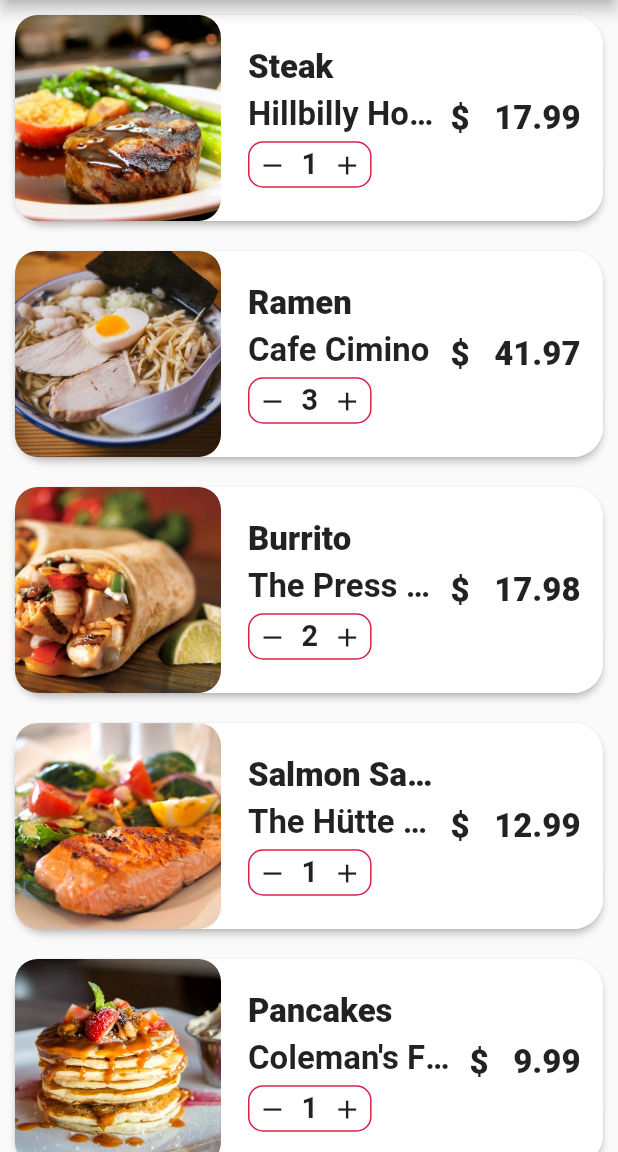
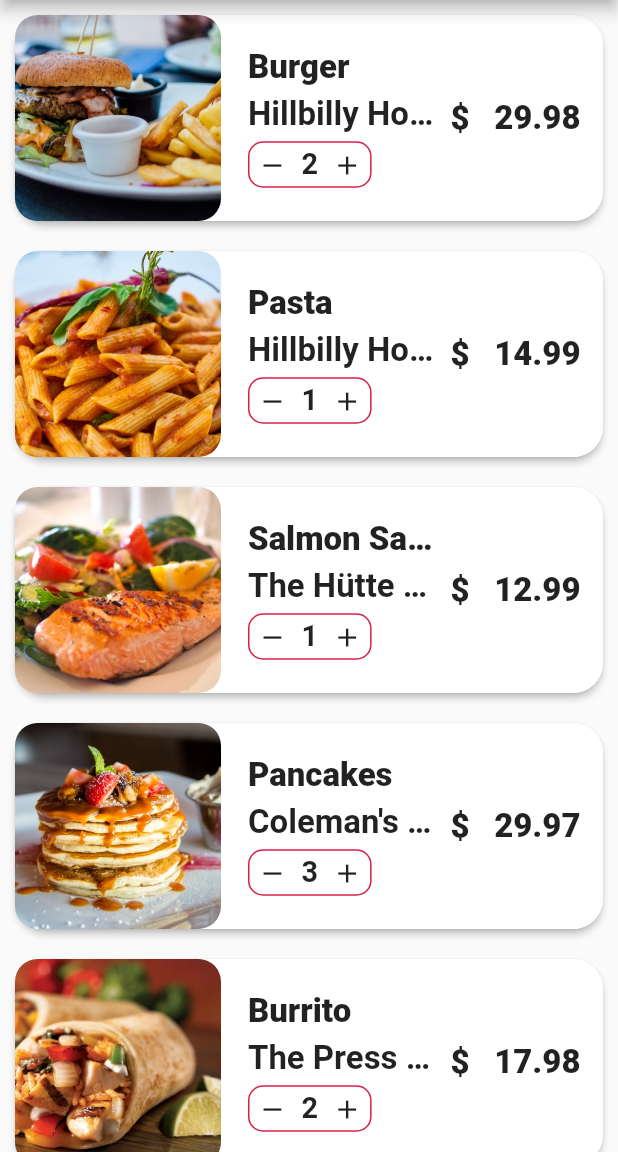
Before and after one commit to Adzumr/Food-Delivery-App-Flutter, a Flutter app: the CartScreen screen opened directly, on a phone screen of 412 x 824 dp, the part 84-1236 px from its top. Run offline on Flutter 3.47's test engine with Material 2 defaults, Android fonts, the phone set to English and light mode, and no system bars; our stand-ins replace sizer.

```diff
--- a/lib/data/data.dart
+++ b/lib/data/data.dart
@@ -78,7 +78,7 @@ final currentUser = User(
       date: 'Mar 10, 2022',
       food: _steak,
       restaurant: _restaurant2,
-      quantity: 1,
+      quantity: 3,
     ),
     Order(
       date: 'Mar 8, 2022',
@@ -96,7 +96,7 @@ final currentUser = User(
       date: 'Feb 2, 2021',
       food: _salmon,
       restaurant: _restaurant3,
-      quantity: 1,
+      quantity: 5,
     ),
     Order(
       date: 'Feb 1, 2022',
--- a/lib/screens/cartScreen.dart
+++ b/lib/screens/cartScreen.dart
@@ -24,8 +24,7 @@ class _CartScreenState extends State<CartScreen> {
       body: ListView.builder(
         itemCount: currentUser.cart!.length,
         itemBuilder: (BuildContext context, int index) {
-          Order order = currentUser.orders![index];
-          dynamic foodPrice = order.quantity! * order.food!.price!;
+          Order order = currentUser.cart![index];
           return Card(
             margin: const EdgeInsets.all(10.0),
             elevation: 2,
@@ -64,7 +63,7 @@ class _CartScreenState extends State<CartScreen> {
                               mainAxisAlignment: MainAxisAlignment.center,
                               children: [
                                 Text(
-                                  order.food!.name.toString(),
+                                  "${order.food!.name}",
                                   style: TextStyle(
                                     fontWeight: FontWeight.w900,
                                     fontSize: 16.sp,
@@ -73,7 +72,7 @@ class _CartScreenState extends State<CartScreen> {
                                 ),
                                 const SizedBox(height: 5.0),
                                 Text(
-                                  order.restaurant!.name.toString(),
+                                  "${order.restaurant!.name}",
                                   style: TextStyle(
                                     fontWeight: FontWeight.w600,
                                     fontSize: 16.sp,
@@ -123,7 +122,7 @@ class _CartScreenState extends State<CartScreen> {
                     ),
                   ),
                   Text(
-                    "\$   ${foodPrice.toString()}",
+                    "\$   ${order.quantity! * order.food!.price!}",
                     style: TextStyle(
                       fontWeight: FontWeight.w900,
                       fontSize: 16.sp,
```
